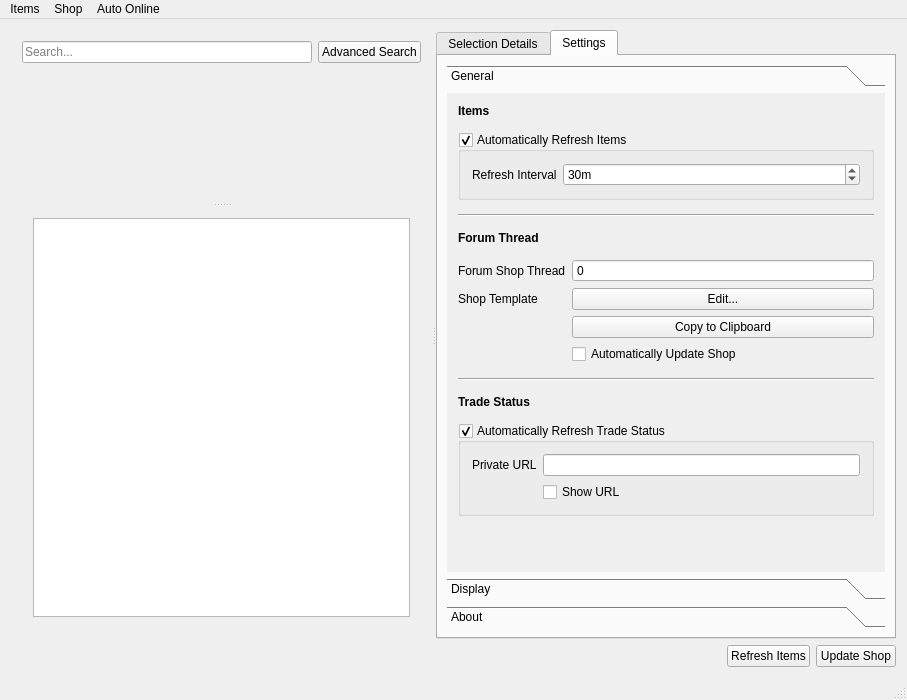
Above: forms/mainwindow.ui from xyzz/acquisition before the change. Below: the same form after it.
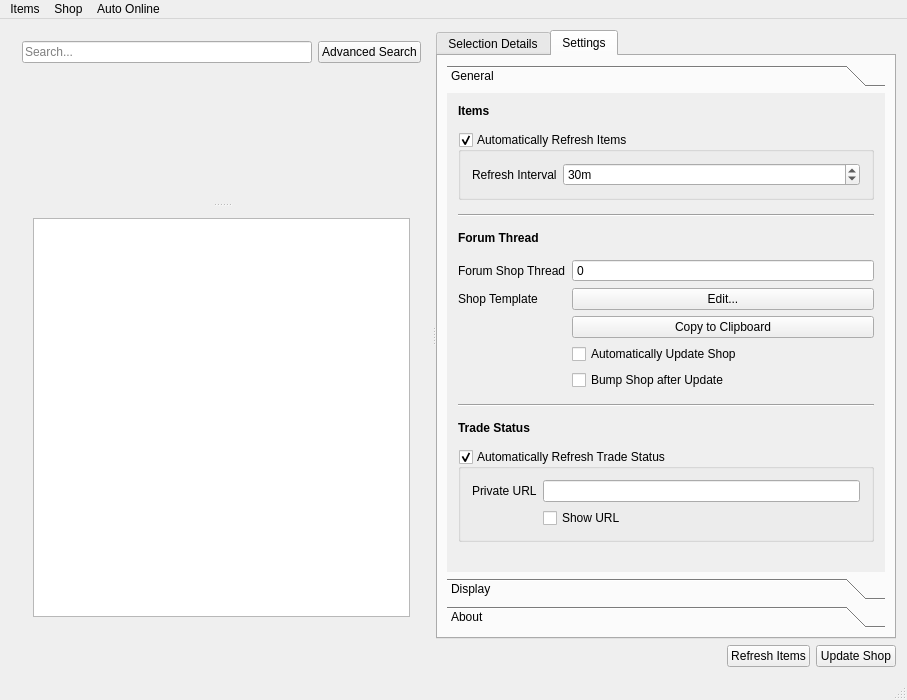
That is the form after the change. The open tabs and pages were chosen to show the change. Icons and pictures are not drawn.

Commit message:
Added GUI for shop bumping
Also fixed a problem with the menu option not persisting

The edit to the form file:
```diff
--- a/forms/mainwindow.ui
+++ b/forms/mainwindow.ui
@@ -673,7 +673,7 @@
               <x>0</x>
               <y>0</y>
               <width>440</width>
-              <height>425</height>
+              <height>448</height>
              </rect>
             </property>
             <attribute name="label">
@@ -826,6 +826,13 @@
                  </property>
                 </widget>
                </item>
+               <item row="5" column="1">
+                <widget class="QCheckBox" name="bumpShopBox">
+                 <property name="text">
+                  <string>Bump Shop after Update</string>
+                 </property>
+                </widget>
+               </item>
               </layout>
              </item>
              <item>
```
Left out of the diff: 4 changed lines with no effect on the pictures. The commit also changes 2 other files.
